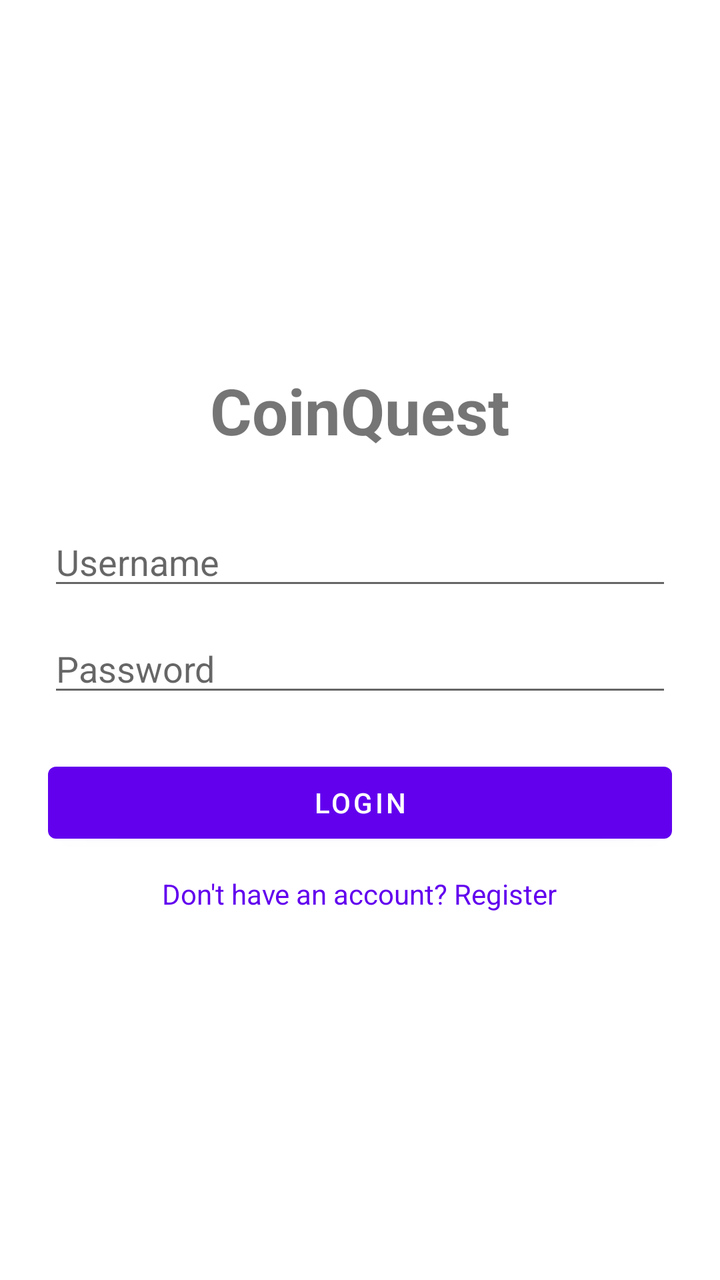
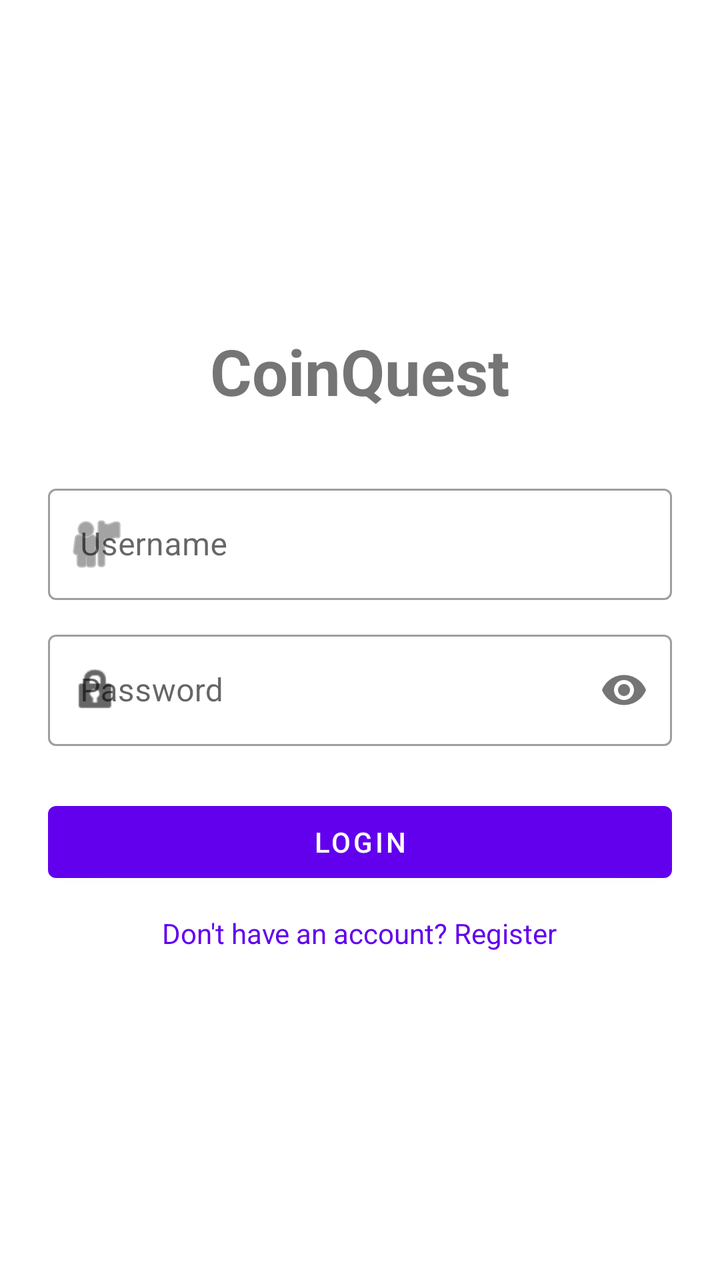

Compare the two renders of this Android layout. The source of the first and the diff that turns it into the second are given below.
<!-- AndroidManifest.xml: application theme Theme.CoinQuest -->
<!-- res/layout/activity_login.xml -->
<?xml version="1.0" encoding="utf-8"?>
<LinearLayout xmlns:android="http://schemas.android.com/apk/res/android"
    android:layout_width="match_parent"
    android:layout_height="match_parent"
    android:gravity="center"
    android:orientation="vertical"
    android:padding="24dp">

    <TextView
        android:layout_width="wrap_content"
        android:layout_height="wrap_content"
        android:layout_marginBottom="32dp"
        android:text="CoinQuest"
        android:textSize="32sp"
        android:textStyle="bold" />

    <EditText
        android:id="@+id/etUsername"
        android:layout_width="match_parent"
        android:layout_height="wrap_content"
        android:layout_marginBottom="12dp"
        android:hint="Username"
        android:inputType="text" />

    <EditText
        android:id="@+id/etPassword"
        android:layout_width="match_parent"
        android:layout_height="wrap_content"
        android:layout_marginBottom="24dp"
        android:hint="Password"
        android:inputType="textPassword" />

    <Button
        android:id="@+id/btnLogin"
        android:layout_width="match_parent"
        android:layout_height="wrap_content"
        android:layout_marginBottom="12dp"
        android:text="Login" />

    <TextView
        android:id="@+id/tvRegister"
        android:layout_width="wrap_content"
        android:layout_height="wrap_content"
        android:clickable="true"
        android:focusable="true"
        android:text="Don't have an account? Register"
        android:textColor="@color/design_default_color_primary" />

</LinearLayout>
<!-- resources referenced by this layout -->
<resources>
  <style name="Theme.CoinQuest" parent="Theme.MaterialComponents.DayNight.DarkActionBar">
          
          <item name="colorPrimary">@color/purple_500</item>
          <item name="colorPrimaryVariant">@color/purple_700</item>
          <item name="colorOnPrimary">@color/white</item>
          
          <item name="colorSecondary">@color/teal_200</item>
          <item name="colorSecondaryVariant">@color/teal_700</item>
          <item name="colorOnSecondary">@color/black</item>
          
          <item name="android:statusBarColor">?attr/colorPrimaryVariant</item>
          
      </style>
  <color name="purple_500">#FF6200EE</color>
  <color name="purple_700">#FF3700B3</color>
  <color name="white">#FFFFFFFF</color>
  <color name="teal_200">#FF03DAC5</color>
  <color name="teal_700">#FF018786</color>
  <color name="black">#FF000000</color>
</resources>

<!-- the commit's change to res/layout/activity_login.xml (unified diff, before → after) -->
@@ -1,5 +1,6 @@
 <?xml version="1.0" encoding="utf-8"?>
 <LinearLayout xmlns:android="http://schemas.android.com/apk/res/android"
+    xmlns:app="http://schemas.android.com/apk/res-auto"
     android:layout_width="match_parent"
     android:layout_height="match_parent"
     android:gravity="center"
@@ -14,21 +15,36 @@
         android:textSize="32sp"
         android:textStyle="bold" />
 
-    <EditText
-        android:id="@+id/etUsername"
+    <com.google.android.material.textfield.TextInputLayout
+        style="@style/Widget.MaterialComponents.TextInputLayout.OutlinedBox"
         android:layout_width="match_parent"
         android:layout_height="wrap_content"
         android:layout_marginBottom="12dp"
         android:hint="Username"
-        android:inputType="text" />
+        app:startIconDrawable="@android:drawable/ic_menu_myplaces">
 
-    <EditText
-        android:id="@+id/etPassword"
+        <com.google.android.material.textfield.TextInputEditText
+            android:id="@+id/etUsername"
+            android:layout_width="match_parent"
+            android:layout_height="wrap_content"
+            android:inputType="text" />
+    </com.google.android.material.textfield.TextInputLayout>
+
+    <com.google.android.material.textfield.TextInputLayout
+        style="@style/Widget.MaterialComponents.TextInputLayout.OutlinedBox"
         android:layout_width="match_parent"
         android:layout_height="wrap_content"
         android:layout_marginBottom="24dp"
         android:hint="Password"
-        android:inputType="textPassword" />
+        app:passwordToggleEnabled="true"
+        app:startIconDrawable="@android:drawable/ic_lock_idle_lock">
+
+        <com.google.android.material.textfield.TextInputEditText
+            android:id="@+id/etPassword"
+            android:layout_width="match_parent"
+            android:layout_height="wrap_content"
+            android:inputType="textPassword" />
+    </com.google.android.material.textfield.TextInputLayout>
 
     <Button
         android:id="@+id/btnLogin"
